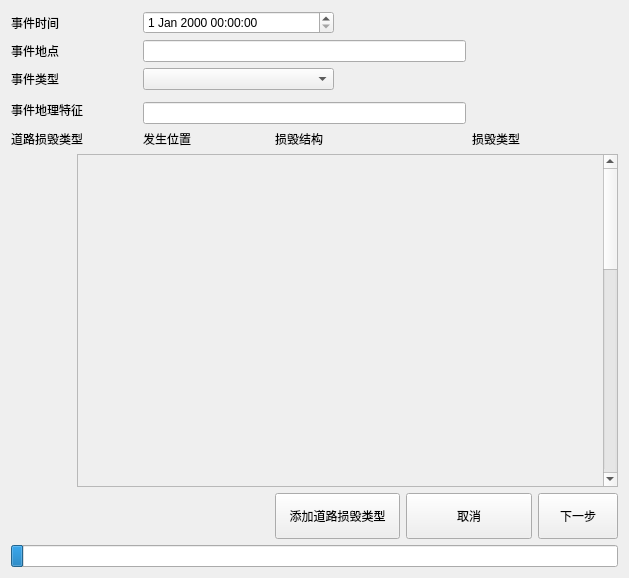
Above: basicinfo.ui from chapman2016/rfix_529 before the change. Below: the same form after it.
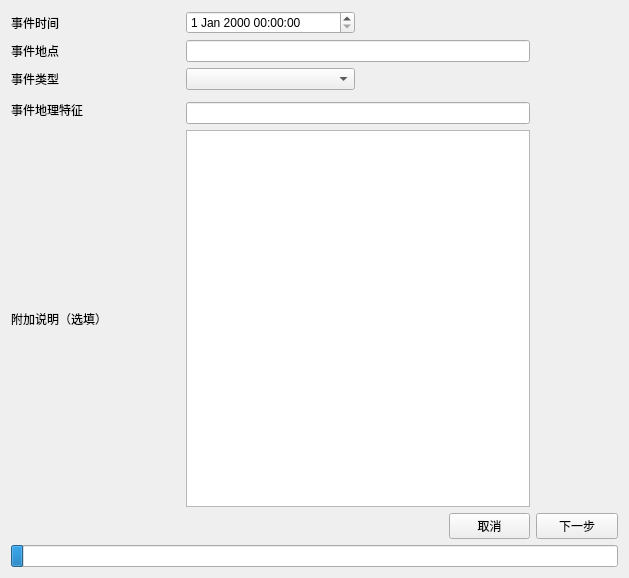
That is the form after the change.

```diff
--- a/basicinfo.ui
+++ b/basicinfo.ui
@@ -20,6 +20,35 @@
    <string>事件基本信息录入</string>
   </property>
   <layout class="QGridLayout" name="gridLayout">
+   <item row="6" column="5">
+    <widget class="QPushButton" name="pb_cancel">
+     <property name="maximumSize">
+      <size>
+       <width>16777215</width>
+       <height>46</height>
+      </size>
+     </property>
+     <property name="text">
+      <string>取消</string>
+     </property>
+    </widget>
+   </item>
+   <item row="5" column="2" colspan="4">
+    <widget class="QTextEdit" name="textEdit"/>
+   </item>
+   <item row="4" column="2" colspan="4">
+    <widget class="QLineEdit" name="le_geos"/>
+   </item>
+   <item row="1" column="2" colspan="4">
+    <widget class="QLineEdit" name="le_place"/>
+   </item>
+   <item row="5" column="0" colspan="2">
+    <widget class="QLabel" name="label_5">
+     <property name="text">
+      <string>附加说明（选填）</string>
+     </property>
+    </widget>
+   </item>
    <item row="0" column="0">
     <widget class="QLabel" name="label">
      <property name="text">
@@ -27,19 +56,9 @@
      </property>
     </widget>
    </item>
-   <item row="0" column="2" colspan="3">
+   <item row="0" column="2" colspan="2">
     <widget class="QDateTimeEdit" name="dte_time"/>
    </item>
-   <item row="1" column="0">
-    <widget class="QLabel" name="label_2">
-     <property name="text">
-      <string>事件地点</string>
-     </property>
-    </widget>
-   </item>
-   <item row="1" column="2" colspan="5">
-    <widget class="QLineEdit" name="le_place"/>
-   </item>
    <item row="2" column="0">
     <widget class="QLabel" name="label_3">
      <property name="text">
@@ -47,9 +66,6 @@
      </property>
     </widget>
    </item>
-   <item row="2" column="2" colspan="3">
-    <widget class="QComboBox" name="cb_type"/>
-   </item>
    <item row="3" column="0" rowspan="2" colspan="3">
     <widget class="QLabel" name="label_4">
      <property name="text">
@@ -57,100 +73,17 @@
      </property>
     </widget>
    </item>
-   <item row="4" column="2" colspan="5">
-    <widget class="QLineEdit" name="le_geos"/>
+   <item row="2" column="2" colspan="2">
+    <widget class="QComboBox" name="cb_type"/>
    </item>
-   <item row="5" column="0" colspan="2">
-    <widget class="QLabel" name="label_5">
+   <item row="1" column="0">
+    <widget class="QLabel" name="label_2">
      <property name="text">
-      <string>道路损毁类型</string>
+      <string>事件地点</string>
      </property>
     </widget>
    </item>
-   <item row="5" column="7">
-    <widget class="QLabel" name="label_8">
-     <property name="text">
-      <string>损毁类型</string>
-     </property>
-    </widget>
-   </item>
-   <item row="6" column="1" colspan="8">
-    <widget class="QScrollArea" name="scrollArea">
-     <property name="sizePolicy">
-      <sizepolicy hsizetype="Expanding" vsizetype="Expanding">
-       <horstretch>0</horstretch>
-       <verstretch>0</verstretch>
-      </sizepolicy>
-     </property>
-     <property name="minimumSize">
-      <size>
-       <width>0</width>
-       <height>0</height>
-      </size>
-     </property>
-     <property name="autoFillBackground">
-      <bool>false</bool>
-     </property>
-     <property name="verticalScrollBarPolicy">
-      <enum>Qt::ScrollBarAsNeeded</enum>
-     </property>
-     <property name="sizeAdjustPolicy">
-      <enum>QAbstractScrollArea::AdjustToContents</enum>
-     </property>
-     <property name="widgetResizable">
-      <bool>true</bool>
-     </property>
-     <widget class="QWidget" name="scrollAreaWidgetContents_2">
-      <property name="geometry">
-       <rect>
-        <x>0</x>
-        <y>0</y>
-        <width>525</width>
-        <height>1000</height>
-       </rect>
-      </property>
-      <property name="minimumSize">
-       <size>
-        <width>0</width>
-        <height>1000</height>
-       </size>
-      </property>
-     </widget>
-    </widget>
-   </item>
-   <item row="7" column="4" colspan="2">
-    <widget class="QPushButton" name="pb_addRdDmgType">
-     <property name="minimumSize">
-      <size>
-       <width>0</width>
-       <height>46</height>
-      </size>
-     </property>
-     <property name="maximumSize">
-      <size>
-       <width>16777215</width>
-       <height>46</height>
-      </size>
-     </property>
-     <property name="text">
-      <string>添加道路损毁类型</string>
-     </property>
-    </widget>
-   </item>
-   <item row="7" column="6" colspan="2">
-    <widget class="QPushButton" name="pb_cancel">
-     <property name="maximumSize">
-      <size>
-       <width>16777215</width>
-       <height>46</height>
-      </size>
-     </property>
-     <property name="text">
-      <string>取消</string>
-     </property>
-    </widget>
-   </item>
-   <item row="7" column="8">
+   <item row="6" column="6">
     <widget class="QPushButton" name="pb_next">
      <property name="maximumSize">
       <size>
@@ -163,7 +96,7 @@
      </property>
     </widget>
    </item>
-   <item row="8" column="0" colspan="9">
+   <item row="7" column="0" colspan="7">
     <widget class="QProgressBar" name="progressBar">
      <property name="value">
       <number>2</number>
@@ -179,20 +112,6 @@
      </property>
     </widget>
    </item>
-   <item row="5" column="2">
-    <widget class="QLabel" name="label_6">
-     <property name="text">
-      <string>发生位置</string>
-     </property>
-    </widget>
-   </item>
-   <item row="5" column="4">
-    <widget class="QLabel" name="label_7">
-     <property name="text">
-      <string>损毁结构</string>
-     </property>
-    </widget>
-   </item>
   </layout>
  </widget>
  <resources/>
```
